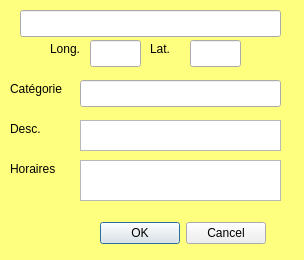
Before: the Qt Designer form c_details.ui in albinpoignot/QtProject, drawn with Qt 5.
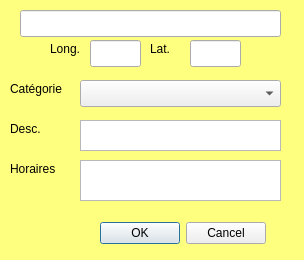
After: the same form once the commit is applied.

Diff of the .ui file:
```diff
--- a/c_details.ui
+++ b/c_details.ui
@@ -204,7 +204,7 @@
     <string>Catégorie</string>
    </property>
   </widget>
-  <widget class="QLineEdit" name="txtCategorie">
+  <widget class="QComboBox" name="cbCategories">
    <property name="geometry">
     <rect>
      <x>80</x>
@@ -213,15 +213,6 @@
      <height>27</height>
     </rect>
    </property>
-   <property name="cursor">
-    <cursorShape>ArrowCursor</cursorShape>
-   </property>
-   <property name="styleSheet">
-    <string notr="true"/>
-   </property>
-   <property name="readOnly">
-    <bool>false</bool>
-   </property>
   </widget>
  </widget>
  <resources/>
```
